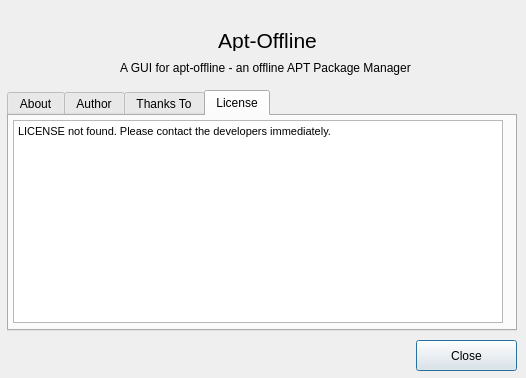
Qt form apt_offline_gui/AptOfflineQtAbout.ui (rickysarraf/apt-offline) before a commit.
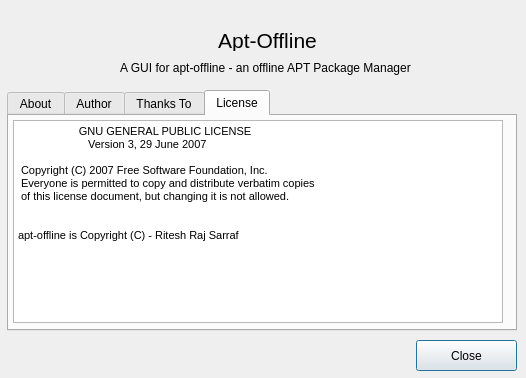
The same form after that commit. Icons and pictures are not drawn.

Commit message: Hard code the license in case it is not found by us

```diff
--- a/apt_offline_gui/AptOfflineQtAbout.ui
+++ b/apt_offline_gui/AptOfflineQtAbout.ui
@@ -271,7 +271,15 @@
       </font>
      </property>
      <property name="plainText">
-      <string>LICENSE not found. Please contact the developers immediately.</string>
+      <string>                    GNU GENERAL PUBLIC LICENSE
+                       Version 3, 29 June 2007
+
+ Copyright (C) 2007 Free Software Foundation, Inc. &lt;http://fsf.org/&gt;
+ Everyone is permitted to copy and distribute verbatim copies
+ of this license document, but changing it is not allowed.
+
+
+apt-offline is Copyright (C) - Ritesh Raj Sarraf</string>
      </property>
     </widget>
    </widget>
```
